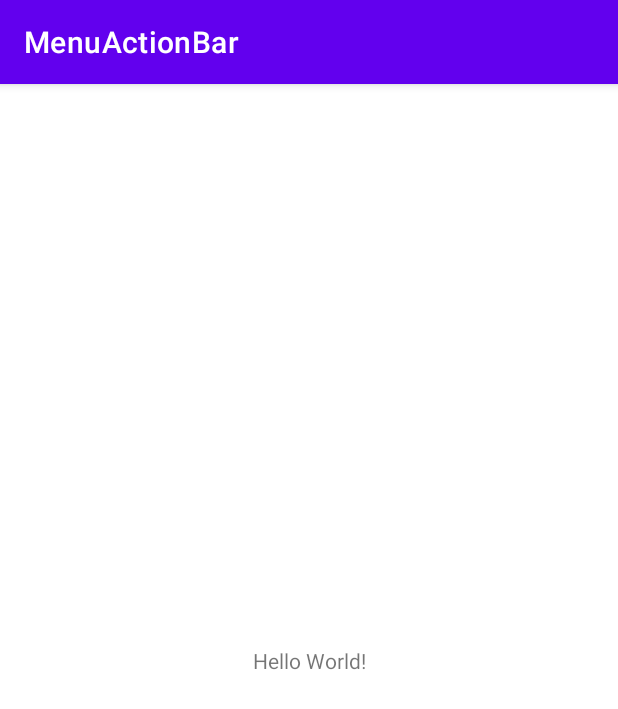
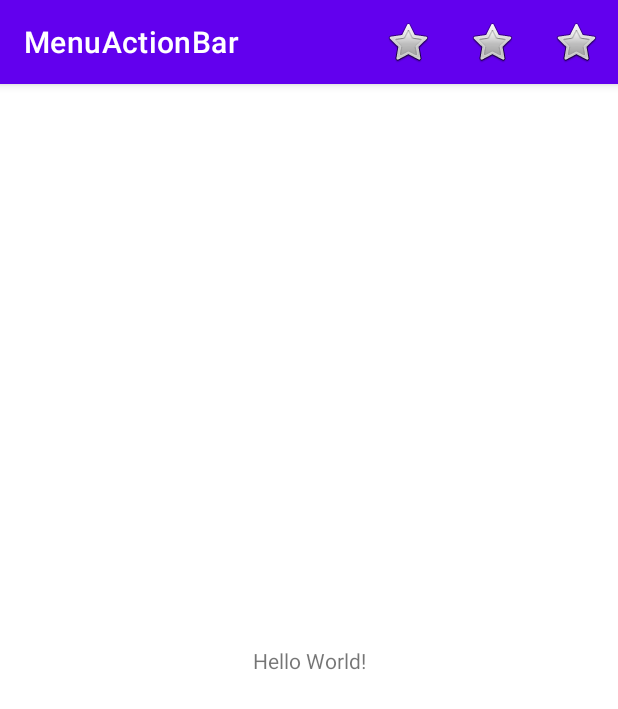
Before and after one commit to MyDevMobileCourse/MenuActionBar, an Android app: the screen it shows after launch (MainActivity), on a phone screen of 412 x 824 dp. Shown: the top 709 px of the screen. Run offline under Robolectric (Android 15) with nearby library versions, the phone set to English and light mode, and no system bars.

Commit message:
add action bar

```diff
--- a/app/src/main/java/com/example/menuactionbar/MainActivity.kt
+++ b/app/src/main/java/com/example/menuactionbar/MainActivity.kt
@@ -2,10 +2,39 @@ package com.example.menuactionbar
 
 import androidx.appcompat.app.AppCompatActivity
 import android.os.Bundle
+import android.view.Menu
+import android.view.MenuInflater
+import android.view.MenuItem
+import android.widget.Toast
 
 class MainActivity : AppCompatActivity() {
     override fun onCreate(savedInstanceState: Bundle?) {
         super.onCreate(savedInstanceState)
         setContentView(R.layout.activity_main)
     }
+
+    override fun onCreateOptionsMenu(menu: Menu?): Boolean {
+        val inflater : MenuInflater = menuInflater
+        inflater.inflate(R.menu.action_bar, menu)
+        return true
+
+    }
+
+    override fun onOptionsItemSelected(item: MenuItem): Boolean {
+        return when (item.itemId){
+            R.id.red -> {
+                Toast.makeText(this, "Red", Toast.LENGTH_SHORT).show()
+                true
+            }
+            R.id.green -> {
+                Toast.makeText(this, "Green", Toast.LENGTH_SHORT).show()
+                true
+            }
+            R.id.blue -> {
+                Toast.makeText(this, "Blue", Toast.LENGTH_SHORT).show()
+                true
+            }
+            else -> super.onOptionsItemSelected(item)
+        }
+    }
 }
--- /dev/null
+++ b/app/src/main/res/menu/action_bar.xml
@@ -0,0 +1,24 @@
+<?xml version="1.0" encoding="utf-8"?>
+<menu xmlns:android="http://schemas.android.com/apk/res/android"
+    xmlns:app="http://schemas.android.com/apk/res-auto">
+    <item
+        android:title="Red"
+        android:id="@+id/red"
+        android:icon="@android:drawable/btn_star"
+        android:iconTint="#FF0000"
+        app:showAsAction="always|withText" />
+    <item
+        android:title="Green"
+        android:id="@+id/green"
+        android:icon="@android:drawable/btn_star"
+        android:iconTint="#00FF00"
+        app:showAsAction="always|withText" />
+    <item
+        android:title="Blue"
+        android:id="@+id/blue"
+        android:icon="@android:drawable/btn_star"
+        android:iconTint="#0000FF"
+        app:showAsAction="always|withText" />
+        />
+
+</menu>
```
